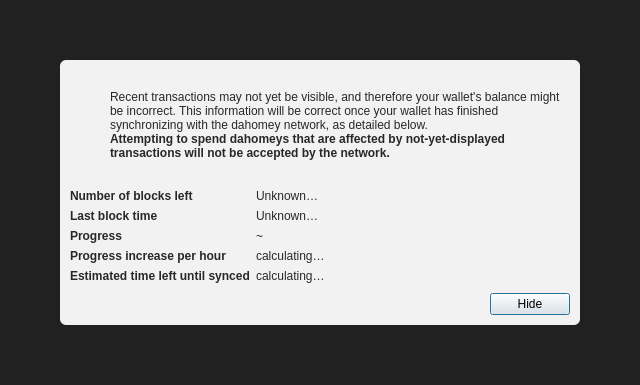
Above: src/qt/forms/modaloverlay.ui from wilofice/dahomey before the change. Below: the same form after it.
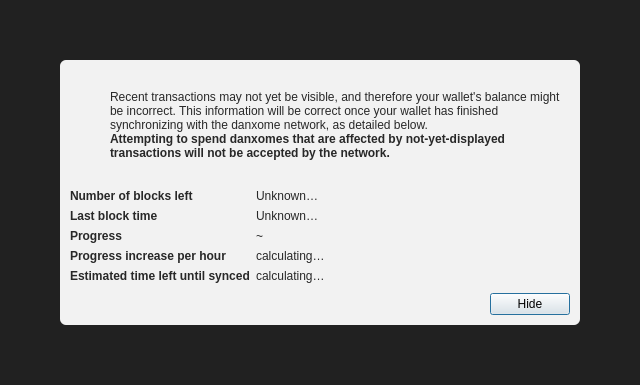
That is the form after the change. Icons and pictures are not drawn.

Patch:
```diff
--- a/src/qt/forms/modaloverlay.ui
+++ b/src/qt/forms/modaloverlay.ui
@@ -130,7 +130,7 @@
              <item>
               <widget class="QLabel" name="infoText">
                <property name="text">
-                <string>Recent transactions may not yet be visible, and therefore your wallet's balance might be incorrect. This information will be correct once your wallet has finished synchronizing with the dahomey network, as detailed below.</string>
+                <string>Recent transactions may not yet be visible, and therefore your wallet's balance might be incorrect. This information will be correct once your wallet has finished synchronizing with the danxome network, as detailed below.</string>
                </property>
                <property name="textFormat">
                 <enum>Qt::RichText</enum>
@@ -149,7 +149,7 @@
                 </font>
                </property>
                <property name="text">
-                <string>Attempting to spend dahomeys that are affected by not-yet-displayed transactions will not be accepted by the network.</string>
+                <string>Attempting to spend danxomes that are affected by not-yet-displayed transactions will not be accepted by the network.</string>
                </property>
                <property name="textFormat">
                 <enum>Qt::RichText</enum>
```
